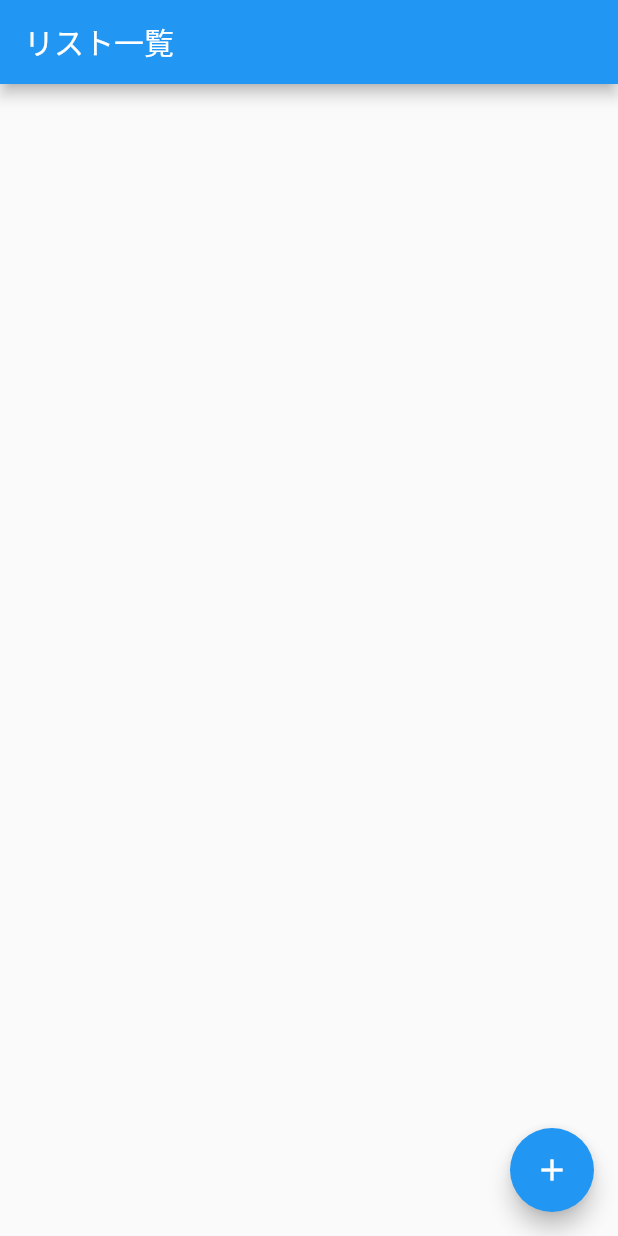
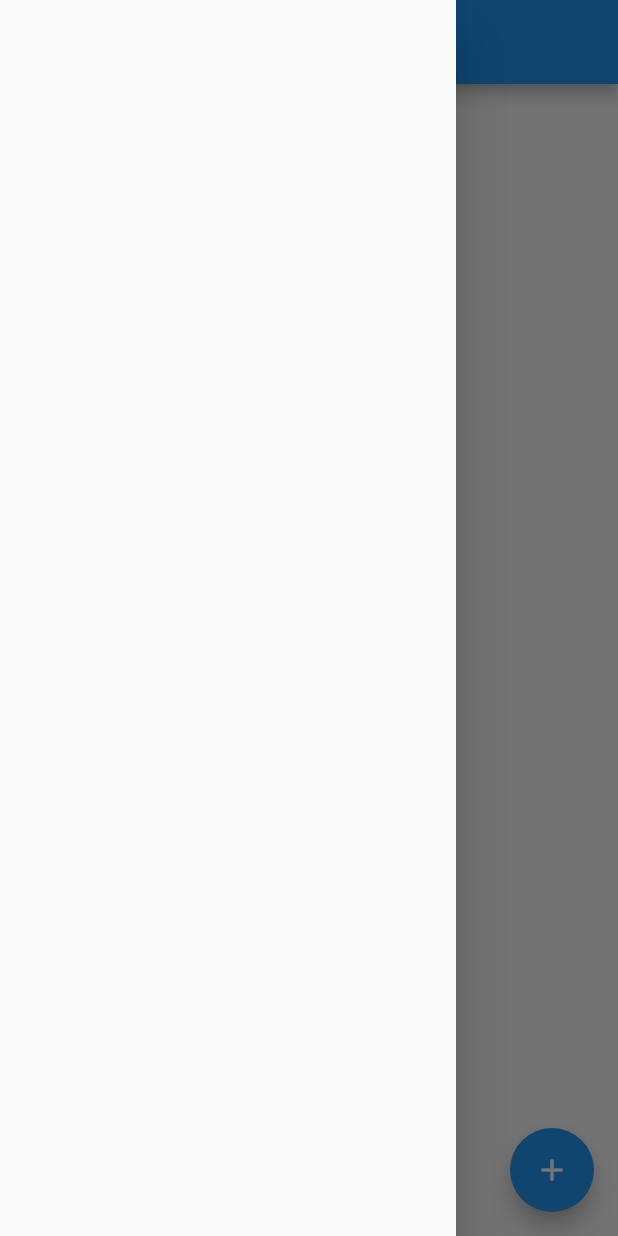
Before and after one commit to kikuoo/password_manager, a Flutter app: the screen it shows after launch, with the side drawer open (before the commit the screen has no drawer), on a phone screen of 412 x 824 dp. Run offline on Flutter 3.47's test engine with Material 2 defaults, Android fonts, the phone set to English and light mode, and no system bars; our stand-ins replace hive, hive_flutter; accounts and stored records are empty; generated files the repository leaves out were written again.

Commit message:
220522-1

```diff
--- a/lib/main.dart
+++ b/lib/main.dart
@@ -50,9 +50,12 @@ class _PassListPageState extends State<PassListPage> {
     return Scaffold(
       appBar: AppBar(
         title: Text('リスト一覧'),
+      ),drawer: Drawer(
 
 
-      ),
+
+
+    ),
       body:
         ValueListenableBuilder(
           valueListenable: Hive.box<Pass>('passim').listenable(),
```
